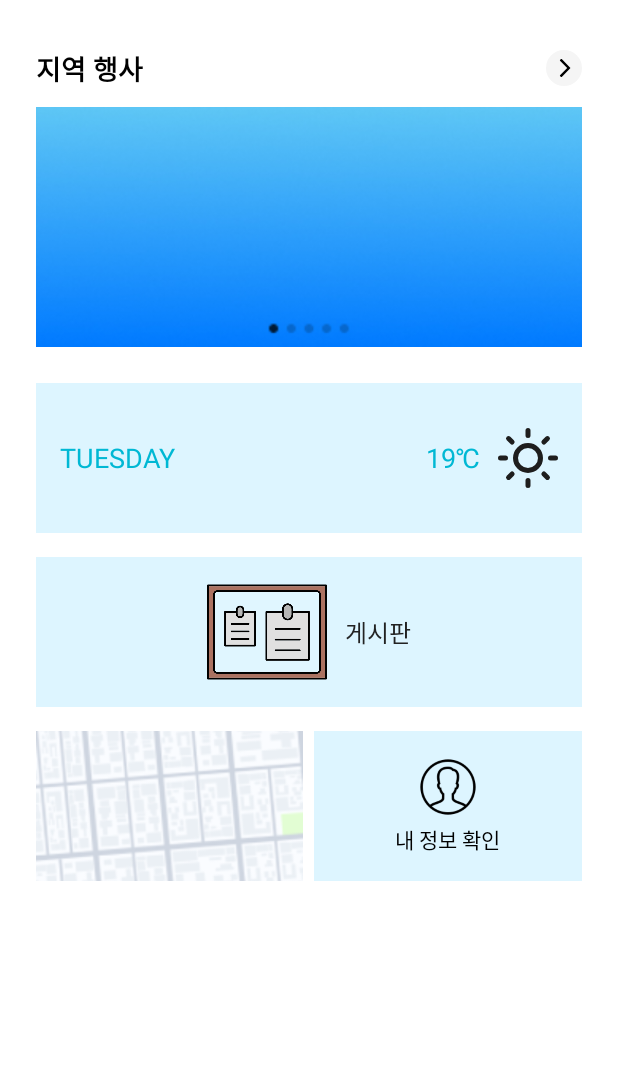
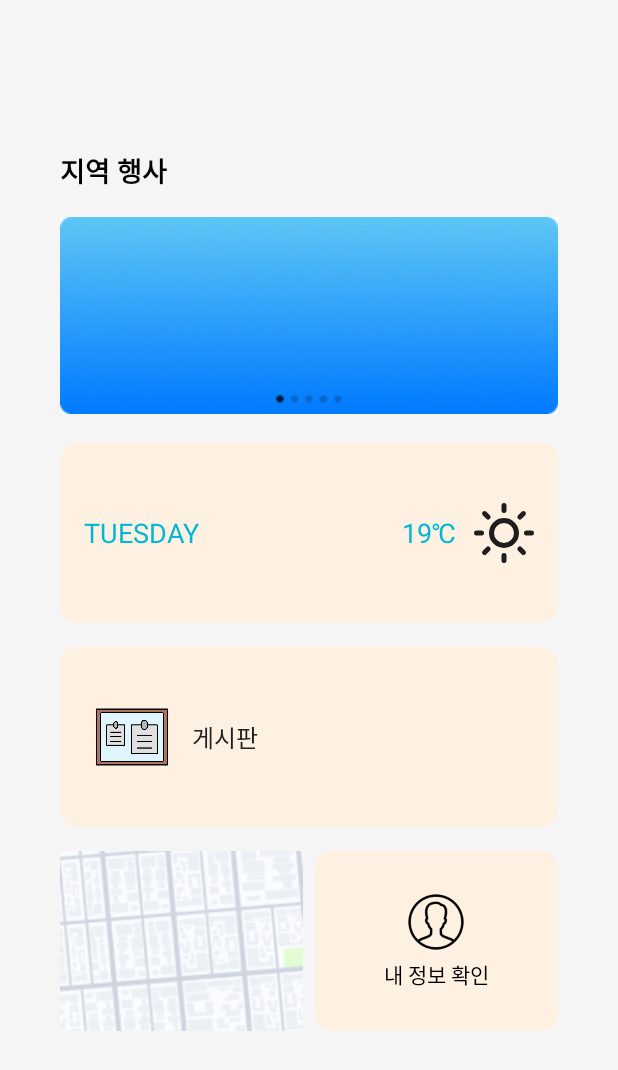
Before and after one commit to gylee44/mommadang, an Android app: the HomeFragment screen opened directly, with no data from a screen before it, on a phone screen of 412 x 824 dp. Shown: the top 1070 px of the screen. Run offline under Robolectric (Android 15) with nearby library versions, the phone set to English and light mode, and no system bars.

Commit message:
메인화면수정

```diff
--- a/app/src/main/java/com/tukorea/mommadang/HomeFragment.kt
+++ b/app/src/main/java/com/tukorea/mommadang/HomeFragment.kt
@@ -21,10 +21,7 @@ class HomeFragment : Fragment() {
 
         // ▼ ▼ ▼ 클릭 이벤트 정의 ▼ ▼ ▼
 
-        // 지역 행사 화살표 클릭
-        binding.icArrowRight.setOnClickListener {
-            Toast.makeText(requireContext(), "지역 행사 더보기 클릭됨", Toast.LENGTH_SHORT).show()
-        }
+
 
         // 게시판 카드 클릭 → BoardFragment로 전환
         binding.boardCard.setOnClickListener {
--- a/app/src/main/res/drawable/bg_card_rounded.xml
+++ b/app/src/main/res/drawable/bg_card_rounded.xml
@@ -1,4 +1,8 @@
-<shape xmlns:android="http://schemas.android.com/apk/res/android">
-    <solid android:color="@android:color/white" />
+<?xml version="1.0" encoding="utf-8"?>
+<shape xmlns:android="http://schemas.android.com/apk/res/android"
+    android:shape="rectangle">
+
+    <solid android:color="#fff1e2" />
     <corners android:radius="12dp" />
+
 </shape>
--- a/app/src/main/res/layout/fragment_home.xml
+++ b/app/src/main/res/layout/fragment_home.xml
@@ -1,58 +1,40 @@
 <ScrollView xmlns:android="http://schemas.android.com/apk/res/android"
     android:layout_width="match_parent"
     android:layout_height="match_parent"
-    android:paddingStart="24dp"
-    android:paddingEnd="24dp"
-    android:paddingTop="32dp"
-    android:paddingBottom="32dp"
-    android:background="@android:color/white">
+    android:fitsSystemWindows="true"
+    android:background="#F5F5F5">
 
     <LinearLayout
         android:layout_width="match_parent"
         android:layout_height="wrap_content"
-        android:orientation="vertical">
+        android:orientation="vertical"
+        android:padding="40dp">
 
-        <!-- 지역 행사 타이틀 -->
-        <LinearLayout
+        <!-- 지역 행사 텍스트 -->
+        <TextView
             android:layout_width="match_parent"
             android:layout_height="wrap_content"
-            android:orientation="horizontal"
-            android:gravity="center_vertical"
-            android:layout_marginBottom="12dp">
-
-            <TextView
-                android:layout_width="0dp"
-                android:layout_height="wrap_content"
-                android:layout_weight="1"
-                android:text="지역 행사"
-                android:textSize="18sp"
-                android:textColor="#000000"
-                android:textStyle="bold" />
-
-            <ImageView
-                android:id="@+id/ic_arrow_right"
-                android:layout_width="24dp"
-                android:layout_height="24dp"
-                android:src="@drawable/ic_arrow_right"
-                android:contentDescription="더보기" />
-        </LinearLayout>
+            android:text="지역 행사"
+            android:textSize="18sp"
+            android:layout_marginTop="60dp"
+            android:textColor="#000000"
+            android:textStyle="bold"
+            android:layout_marginBottom="8dp" />
 
         <!-- 행사 배너 -->
         <ImageView
             android:layout_width="match_parent"
-            android:layout_height="160dp"
+            android:layout_height="150dp"
             android:src="@drawable/sample_banner"
-            android:scaleType="centerCrop"
-            android:background="@drawable/bg_card_rounded"
-            android:layout_marginBottom="24dp" />
+            android:layout_marginBottom="10dp" />
 
-        <!-- 날씨 -->
+        <!-- 날씨 카드 -->
         <LinearLayout
             android:layout_width="match_parent"
-            android:layout_height="100dp"
+            android:layout_height="120dp"
             android:orientation="horizontal"
             android:gravity="center_vertical"
-            android:background="#DDF5FF"
+            android:background="@drawable/bg_card_rounded"
             android:padding="16dp"
             android:layout_marginBottom="16dp">
 
@@ -76,64 +58,64 @@
                 android:id="@+id/ic_weather_sun"
                 android:layout_width="40dp"
                 android:layout_height="40dp"
-                android:src="@drawable/ic_weather_sun"
-                android:contentDescription="날씨 아이콘" />
+                android:src="@drawable/ic_weather_sun" />
         </LinearLayout>
 
-        <!-- 게시판 블록 (이미지 유지) -->
+        <!-- 게시판 카드 -->
         <LinearLayout
             android:id="@+id/boardCard"
             android:layout_width="match_parent"
-            android:layout_height="100dp"
+            android:layout_height="120dp"
             android:orientation="horizontal"
-            android:gravity="center"
-            android:background="#DDF5FF"
+            android:gravity="center_vertical"
+            android:background="@drawable/bg_card_rounded"
             android:layout_marginBottom="16dp"
-            android:padding="16dp">
+            android:paddingStart="24dp"
+            android:paddingEnd="24dp">
 
             <ImageView
-                android:layout_width="80dp"
-                android:layout_height="80dp"
+                android:layout_width="48dp"
+                android:layout_height="48dp"
                 android:src="@drawable/sample_board"
                 android:contentDescription="게시판"
-                android:layout_marginEnd="12dp" />
+                android:layout_marginEnd="16dp" />
 
             <TextView
                 android:layout_width="wrap_content"
                 android:layout_height="wrap_content"
                 android:text="게시판"
                 android:textSize="16sp"
-                android:textColor="#222222"/>
+                android:textColor="#222222" />
         </LinearLayout>
 
-        <!-- 지도 + 내정보 -->
+        <!-- 지도 & 내 정보 -->
         <LinearLayout
             android:layout_width="match_parent"
             android:layout_height="wrap_content"
             android:orientation="horizontal"
-            android:weightSum="2"
             android:layout_marginBottom="16dp"
-            android:divider="@android:color/transparent"
-            android:showDividers="middle"
-            android:dividerPadding="8dp">
+            android:weightSum="2">
 
+            <!-- 지도 -->
             <ImageView
                 android:layout_width="0dp"
-                android:layout_height="100dp"
+                android:layout_height="120dp"
                 android:layout_weight="1"
                 android:src="@drawable/sample_map"
+
                 android:scaleType="centerCrop"
-                android:background="#DDF5FF" />
+                android:background="@drawable/bg_card_rounded"
+                android:layout_marginEnd="8dp" />
 
+            <!-- 내 정보 -->
             <LinearLayout
                 android:id="@+id/profileCard"
                 android:layout_width="0dp"
-                android:layout_height="100dp"
+                android:layout_height="120dp"
                 android:layout_weight="1"
                 android:orientation="vertical"
                 android:gravity="center"
-                android:background="#DDF5FF"
-                android:layout_marginStart="8dp">
+                android:background="@drawable/bg_card_rounded">
 
                 <ImageView
                     android:layout_width="40dp"
@@ -150,5 +132,6 @@
                     android:layout_marginTop="4dp" />
             </LinearLayout>
         </LinearLayout>
+
     </LinearLayout>
 </ScrollView>
```
